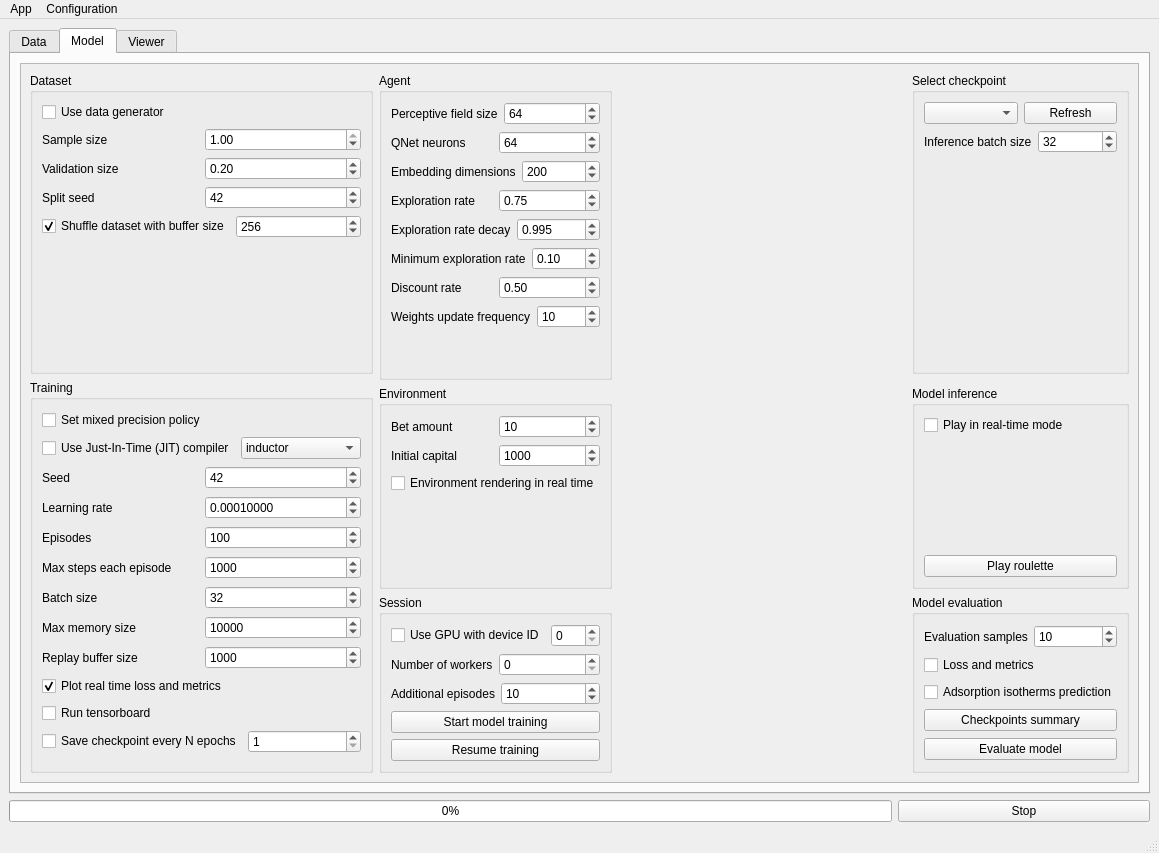
The window that FAIRS/app/assets/window_layout.ui (CTCycle/FAIRS-Roulette-Player) describes before a commit, drawn with Qt 5.
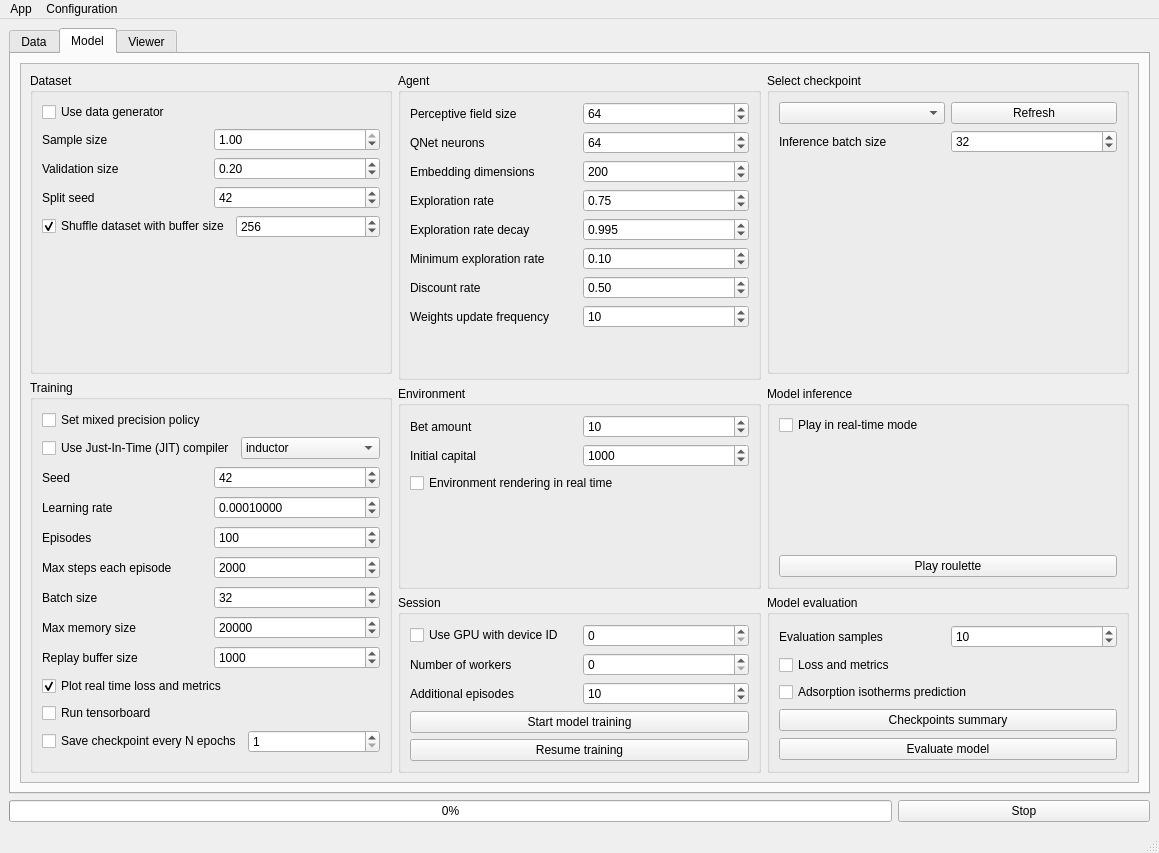
The same window after the commit. The open tabs and pages were chosen to show the change.

```diff
--- a/FAIRS/app/assets/window_layout.ui
+++ b/FAIRS/app/assets/window_layout.ui
@@ -175,6 +175,109 @@
             </rect>
            </property>
            <layout class="QGridLayout" name="gridLayout">
+            <item row="3" column="2">
+             <widget class="QGroupBox" name="groupBox_7">
+              <property name="title">
+               <string>Model evaluation</string>
+              </property>
+              <layout class="QVBoxLayout" name="verticalLayout_21">
+               <item>
+                <layout class="QHBoxLayout" name="horizontalLayout_32">
+                 <item>
+                  <widget class="QLabel" name="label_15">
+                   <property name="text">
+                    <string>Evaluation samples</string>
+                   </property>
+                  </widget>
+                 </item>
+                 <item>
+                  <widget class="QSpinBox" name="evalSamples">
+                   <property name="minimum">
+                    <number>1</number>
+                   </property>
+                   <property name="maximum">
+                    <number>1000</number>
+                   </property>
+                   <property name="singleStep">
+                    <number>0</number>
+                   </property>
+                   <property name="value">
+                    <number>10</number>
+                   </property>
+                  </widget>
+                 </item>
+                </layout>
+               </item>
+               <item>
+                <widget class="QCheckBox" name="evalReport">
+                 <property name="text">
+                  <string>Loss and metrics</string>
+                 </property>
+                </widget>
+               </item>
+               <item>
+                <widget class="QCheckBox" name="adsIsothermsComparison">
+                 <property name="text">
+                  <string>Adsorption isotherms prediction</string>
+                 </property>
+                </widget>
+               </item>
+               <item>
+                <widget class="QPushButton" name="checkpointSummary">
+                 <property name="toolTip">
+                  <string>&lt;html&gt;&lt;head/&gt;&lt;body&gt;&lt;p&gt;Create checkpoints summary that includes all configurations for each pretrained model&lt;/p&gt;&lt;/body&gt;&lt;/html&gt;</string>
+                 </property>
+                 <property name="text">
+                  <string>Checkpoints summary</string>
+                 </property>
+                </widget>
+               </item>
+               <item>
+                <widget class="QPushButton" name="evaluateModel">
+                 <property name="text">
+                  <string>Evaluate model</string>
+                 </property>
+                </widget>
+               </item>
+              </layout>
+             </widget>
+            </item>
+            <item row="2" column="2">
+             <widget class="QGroupBox" name="groupBox_8">
+              <property name="title">
+               <string>Model inference</string>
+              </property>
+              <layout class="QVBoxLayout" name="verticalLayout_15">
+               <item>
+                <widget class="QCheckBox" name="realTimeInference">
+                 <property name="text">
+                  <string>Play in real-time mode</string>
+                 </property>
+                </widget>
+               </item>
+               <item>
+                <spacer name="verticalSpacer_3">
+                 <property name="orientation">
+                  <enum>Qt::Orientation::Vertical</enum>
+                 </property>
+                 <property name="sizeHint" stdset="0">
+                  <size>
+                   <width>20</width>
+                   <height>40</height>
+                  </size>
+                 </property>
+                </spacer>
+               </item>
+               <item>
+                <widget class="QPushButton" name="playRoulette">
+                 <property name="text">
+                  <string>Play roulette</string>
+                 </property>
+                </widget>
+               </item>
+              </layout>
+             </widget>
+            </item>
             <item row="0" column="1" rowspan="2">
              <widget class="QGroupBox" name="modelGroup">
               <property name="title">
@@ -540,7 +643,7 @@
                     <number>1000000</number>
                    </property>
                    <property name="value">
-                    <number>1000</number>
+                    <number>2000</number>
                    </property>
                   </widget>
                  </item>
@@ -591,7 +694,7 @@
                     <number>100</number>
                    </property>
                    <property name="value">
-                    <number>10000</number>
+                    <number>20000</number>
                    </property>
                   </widget>
                  </item>
@@ -665,42 +768,6 @@
               </layout>
              </widget>
             </item>
-            <item row="2" column="3">
-             <widget class="QGroupBox" name="groupBox_8">
-              <property name="title">
-               <string>Model inference</string>
-              </property>
-              <layout class="QVBoxLayout" name="verticalLayout_15">
-               <item>
-                <widget class="QCheckBox" name="realTimeInference">
-                 <property name="text">
-                  <string>Play in real-time mode</string>
-                 </property>
-                </widget>
-               </item>
-               <item>
-                <spacer name="verticalSpacer_3">
-                 <property name="orientation">
-                  <enum>Qt::Orientation::Vertical</enum>
-                 </property>
-                 <property name="sizeHint" stdset="0">
-                  <size>
-                   <width>20</width>
-                   <height>40</height>
-                  </size>
-                 </property>
-                </spacer>
-               </item>
-               <item>
-                <widget class="QPushButton" name="playRoulette">
-                 <property name="text">
-                  <string>Play roulette</string>
-                 </property>
-                </widget>
-               </item>
-              </layout>
-             </widget>
-            </item>
             <item row="3" column="1">
              <widget class="QGroupBox" name="sessionGroup">
               <property name="title">
@@ -776,151 +843,7 @@
               </layout>
              </widget>
             </item>
-            <item row="3" column="3">
-             <widget class="QGroupBox" name="groupBox_7">
-              <property name="title">
-               <string>Model evaluation</string>
-              </property>
-              <layout class="QVBoxLayout" name="verticalLayout_21">
-               <item>
-                <layout class="QHBoxLayout" name="horizontalLayout_32">
-                 <item>
-                  <widget class="QLabel" name="label_15">
-                   <property name="text">
-                    <string>Evaluation samples</string>
-                   </property>
-                  </widget>
-                 </item>
-                 <item>
-                  <widget class="QSpinBox" name="evalSamples">
-                   <property name="minimum">
-                    <number>1</number>
-                   </property>
-                   <property name="maximum">
-                    <number>1000</number>
-                   </property>
-                   <property name="singleStep">
-                    <number>0</number>
-                   </property>
-                   <property name="value">
-                    <number>10</number>
-                   </property>
-                  </widget>
-                 </item>
-                </layout>
-               </item>
-               <item>
-                <widget class="QCheckBox" name="evalReport">
-                 <property name="text">
-                  <string>Loss and metrics</string>
-                 </property>
-                </widget>
-               </item>
-               <item>
-                <widget class="QCheckBox" name="adsIsothermsComparison">
-                 <property name="text">
-                  <string>Adsorption isotherms prediction</string>
-                 </property>
-                </widget>
-               </item>
-               <item>
-                <widget class="QPushButton" name="checkpointSummary">
-                 <property name="toolTip">
-                  <string>&lt;html&gt;&lt;head/&gt;&lt;body&gt;&lt;p&gt;Create checkpoints summary that includes all configurations for each pretrained model&lt;/p&gt;&lt;/body&gt;&lt;/html&gt;</string>
-                 </property>
-                 <property name="text">
-                  <string>Checkpoints summary</string>
-                 </property>
-                </widget>
-               </item>
-               <item>
-                <widget class="QPushButton" name="evaluateModel">
-                 <property name="text">
-                  <string>Evaluate model</string>
-                 </property>
-                </widget>
-               </item>
-              </layout>
-             </widget>
-            </item>
-            <item row="2" column="1">
-             <widget class="QGroupBox" name="groupBox">
-              <property name="title">
-               <string>Environment</string>
-              </property>
-              <layout class="QVBoxLayout" name="verticalLayout_7">
-               <item>
-                <layout class="QHBoxLayout" name="horizontalLayout_23">
-                 <item>
-                  <widget class="QLabel" name="BALabel">
-                   <property name="text">
-                    <string>Bet amount</string>
-                   </property>
-                  </widget>
-                 </item>
-                 <item>
-                  <widget class="QSpinBox" name="betAmount">
-                   <property name="minimum">
-                    <number>1</number>
-                   </property>
-                   <property name="maximum">
-                    <number>1000000</number>
-                   </property>
-                   <property name="value">
-                    <number>10</number>
-                   </property>
-                  </widget>
-                 </item>
-                </layout>
-               </item>
-               <item>
-                <layout class="QHBoxLayout" name="horizontalLayout_21">
-                 <item>
-                  <widget class="QLabel" name="ICLabel">
-                   <property name="text">
-                    <string>Initial capital</string>
-                   </property>
-                  </widget>
-                 </item>
-                 <item>
-                  <widget class="QSpinBox" name="initialCapital">
-                   <property name="minimum">
-                    <number>1</number>
-                   </property>
-                   <property name="maximum">
-                    <number>1000000000</number>
-                   </property>
-                   <property name="value">
-                    <number>1000</number>
-                   </property>
-                  </widget>
-                 </item>
-                </layout>
-               </item>
-               <item>
-                <widget class="QCheckBox" name="renderEnv">
-                 <property name="text">
-                  <string>Environment rendering in real time</string>
-                 </property>
-                </widget>
-               </item>
-               <item>
-                <spacer name="verticalSpacer_4">
-                 <property name="orientation">
-                  <enum>Qt::Orientation::Vertical</enum>
-                 </property>
-                 <property name="sizeHint" stdset="0">
-                  <size>
-                   <width>20</width>
-                   <height>40</height>
-                  </size>
-                 </property>
-                </spacer>
-               </item>
-              </layout>
-             </widget>
-            </item>
-            <item row="0" column="3">
+            <item row="0" column="2">
              <widget class="QGroupBox" name="groupBox_10">
               <property name="title">
                <string>Select checkpoint</string>
@@ -1111,18 +1034,82 @@
               </layout>
              </widget>
             </item>
-            <item row="0" column="2">
-             <spacer name="horizontalSpacer">
-              <property name="orientation">
-               <enum>Qt::Orientation::Horizontal</enum>
+            <item row="2" column="1">
+             <widget class="QGroupBox" name="groupBox">
+              <property name="title">
+               <string>Environment</string>
               </property>
-              <property name="sizeHint" stdset="0">
-               <size>
-                <width>40</width>
-                <height>20</height>
-               </size>
-              </property>
-             </spacer>
+              <layout class="QVBoxLayout" name="verticalLayout_7">
+               <item>
+                <layout class="QHBoxLayout" name="horizontalLayout_23">
+                 <item>
+                  <widget class="QLabel" name="BALabel">
+                   <property name="text">
+                    <string>Bet amount</string>
+                   </property>
+                  </widget>
+                 </item>
+                 <item>
+                  <widget class="QSpinBox" name="betAmount">
+                   <property name="minimum">
+                    <number>1</number>
+                   </property>
+                   <property name="maximum">
+                    <number>1000000</number>
+                   </property>
+                   <property name="value">
+                    <number>10</number>
+                   </property>
+                  </widget>
+                 </item>
+                </layout>
+               </item>
+               <item>
+                <layout class="QHBoxLayout" name="horizontalLayout_21">
+                 <item>
+                  <widget class="QLabel" name="ICLabel">
+                   <property name="text">
+                    <string>Initial capital</string>
+                   </property>
+                  </widget>
+                 </item>
+                 <item>
+                  <widget class="QSpinBox" name="initialCapital">
+                   <property name="minimum">
+                    <number>1</number>
+                   </property>
+                   <property name="maximum">
+                    <number>1000000000</number>
+                   </property>
+                   <property name="value">
+                    <number>1000</number>
+                   </property>
+                  </widget>
+                 </item>
+                </layout>
+               </item>
+               <item>
+                <widget class="QCheckBox" name="renderEnv">
+                 <property name="text">
+                  <string>Environment rendering in real time</string>
+                 </property>
+                </widget>
+               </item>
+               <item>
+                <spacer name="verticalSpacer_4">
+                 <property name="orientation">
+                  <enum>Qt::Orientation::Vertical</enum>
+                 </property>
+                 <property name="sizeHint" stdset="0">
+                  <size>
+                   <width>20</width>
+                   <height>40</height>
+                  </size>
+                 </property>
+                </spacer>
+               </item>
+              </layout>
+             </widget>
             </item>
            </layout>
           </widget>
```
